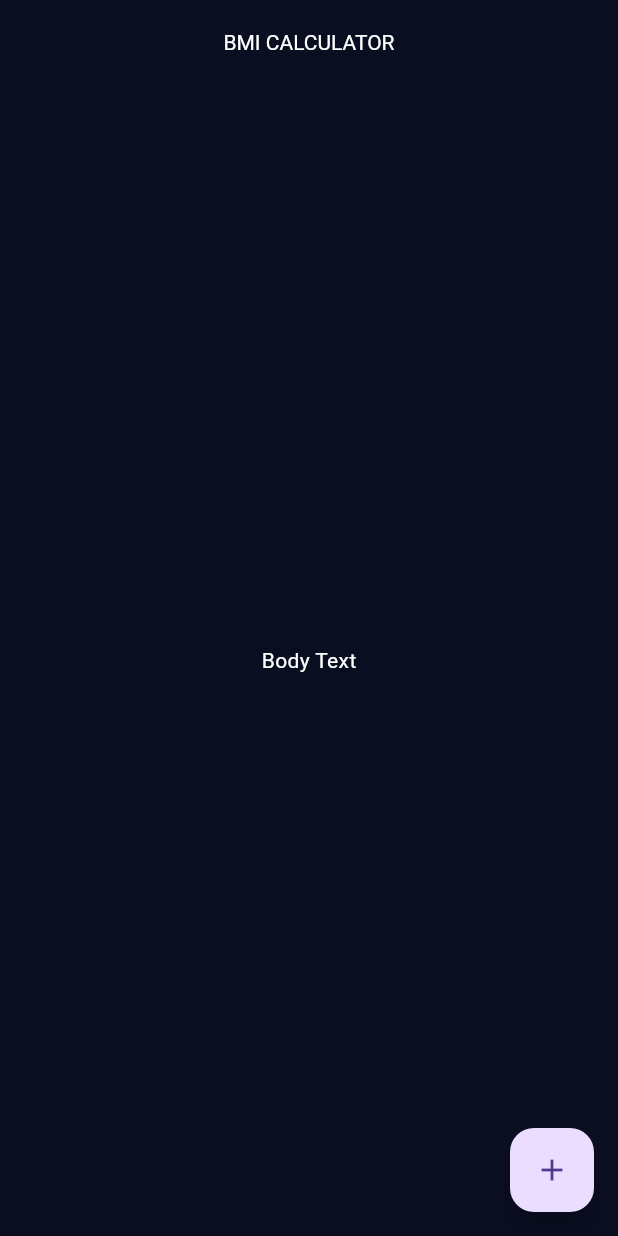
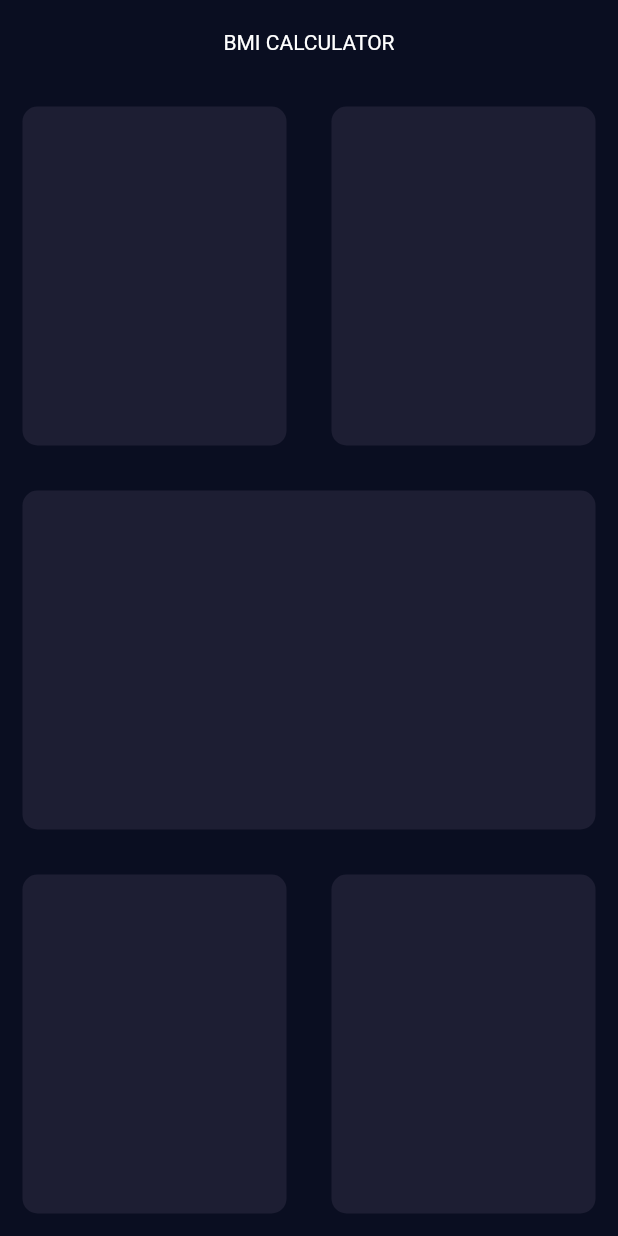
Before and after one commit to ali-ab-2003/Bmi-calculator-flutter, a Flutter app: the screen it shows after launch, on a phone screen of 412 x 824 dp. Run offline on Flutter 3.47's test engine with Material 3 defaults, Android fonts, the phone set to English and light mode, and no system bars.

```diff
--- a/lib/input_page.dart
+++ b/lib/input_page.dart
@@ -14,13 +14,63 @@ class _InputPageState extends State<InputPage> {
         titleTextStyle: TextStyle(color: Colors.white),
         centerTitle: true,
       ),
-      body: Center(
-        child: Text('Body Text'),
-      ),
-      floatingActionButton: FloatingActionButton(
-        onPressed: () {},
-        child: Icon(Icons.add),
+      body: Column(
+        children: <Widget>[
+          Expanded(
+            child: Row(
+              children: <Widget>[
+                Expanded(
+                  child: ReusableContainer(
+                    colour: Color(0xFF1D1E33),
+                  ),
+                ),
+                Expanded(
+                  child: ReusableContainer(
+                    colour: Color(0xFF1D1E33),
+                  ),
+                ),
+              ],
+            ),
+          ),
+          Expanded(
+            child: ReusableContainer(
+              colour: Color(0xFF1D1E33),
+            ),
+          ),
+          Expanded(
+            child: Row(
+              children: <Widget>[
+                Expanded(
+                  child: ReusableContainer(
+                    colour: Color(0xFF1D1E33),
+                  ),
+                ),
+                Expanded(
+                  child: ReusableContainer(
+                    colour: Color(0xFF1D1E33),
+                  ),
+                ),
+              ],
+            ),
+          )
+        ],
       ),
     );
   }
 }
+
+class ReusableContainer extends StatelessWidget {
+  ReusableContainer({required this.colour});
+  final Color colour;
+
+  @override
+  Widget build(BuildContext context) {
+    return Container(
+      margin: EdgeInsets.all(15.0),
+      decoration: BoxDecoration(
+        borderRadius: BorderRadius.circular(10.0),
+        color: colour,
+      ),
+    );
+  }
+}
```
